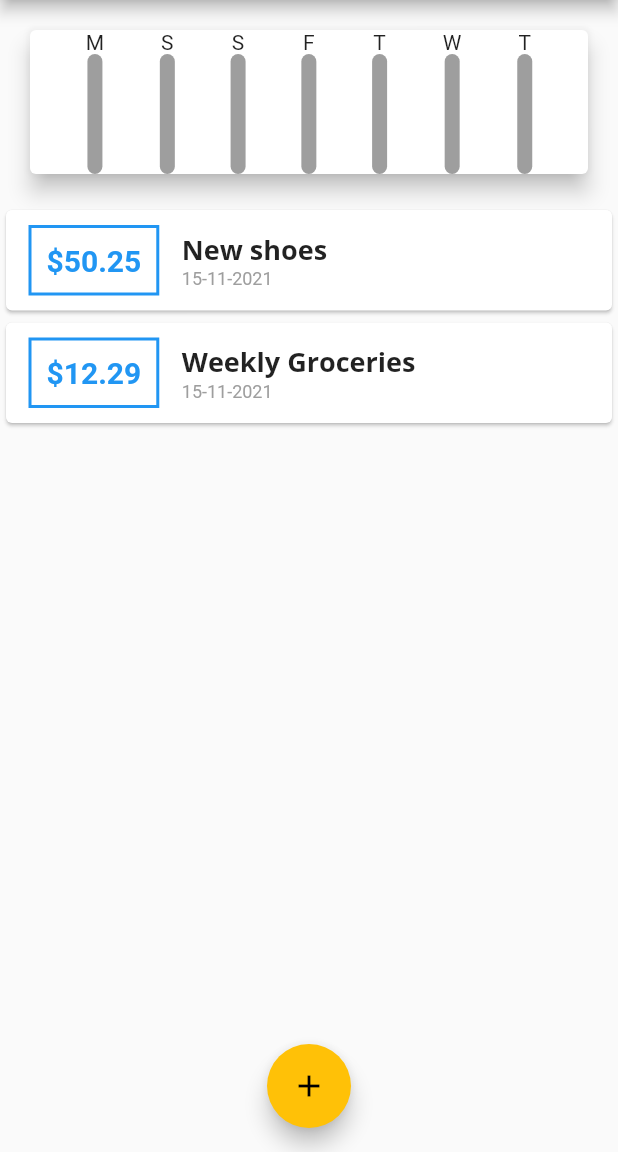
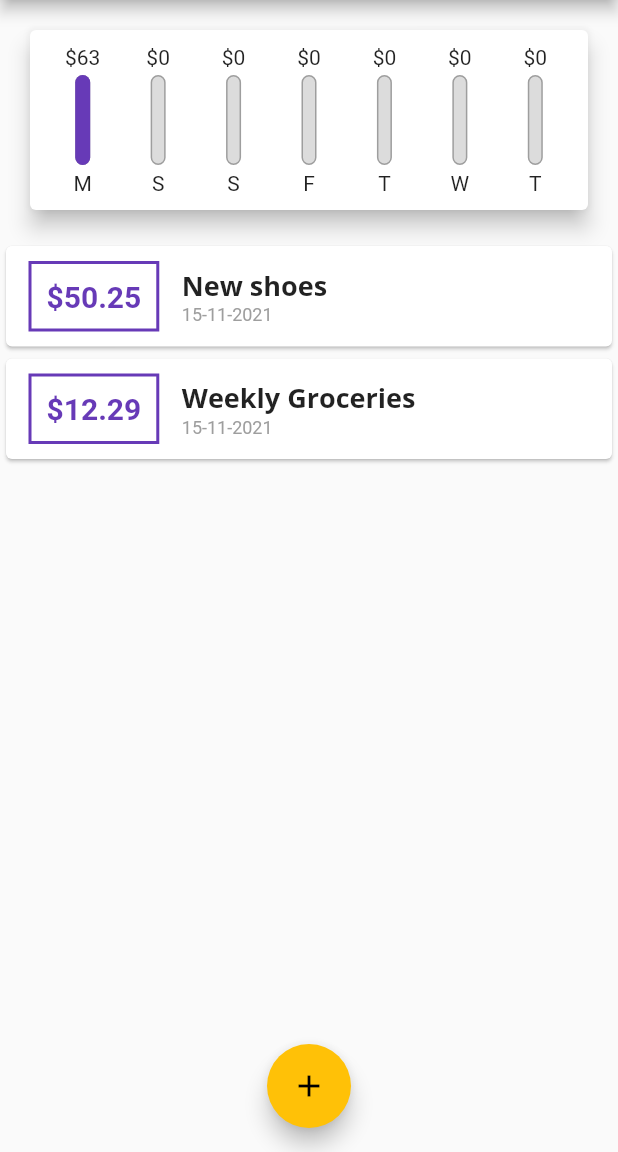
Before and after one commit to PratikJH153/Personal-Expenses-App, a Flutter app: the screen it shows after launch, on a phone screen of 412 x 824 dp, the part 84-1236 px from its top. Run offline on Flutter 3.47's test engine with Material 2 defaults, Android fonts, the phone set to English and light mode, and no system bars.

Commit message:
Done with Chart functionality

```diff
--- a/lib/main.dart
+++ b/lib/main.dart
@@ -15,6 +15,7 @@ class MyApp extends StatelessWidget {
       debugShowCheckedModeBanner: false,
       title: "Personal Expenses App",
       theme: ThemeData(
+        primarySwatch: Colors.deepPurple,
         colorScheme: ColorScheme.fromSwatch(
           accentColor: Colors.amber,
           primarySwatch: Colors.deepPurple,
--- a/lib/widgets/chart.dart
+++ b/lib/widgets/chart.dart
@@ -28,23 +28,38 @@ class Chart extends StatelessWidget {
     });
   }
 
+  double get totalspending {
+    return groupedTransactionValues.fold(
+      0.0,
+      (sum, item) => sum + (item['amount'] as double),
+    );
+  }
+
   @override
   Widget build(BuildContext context) {
     return Card(
       elevation: 6,
       margin: const EdgeInsets.all(20),
+      child: Padding(
+        padding: const EdgeInsets.all(10.0),
         child: Row(
           mainAxisAlignment: MainAxisAlignment.spaceEvenly,
           children: groupedTransactionValues
               .map(
-              (tx) => ChartBar(
+                (tx) => Flexible(
+                  fit: FlexFit.tight,
+                  child: ChartBar(
                     label: tx['day'].toString(),
-                spendingAmount: double.parse(tx['amount'].toString()),
-                spendingPercentOfTotal: 1,
+                    spendingAmount: (tx['amount'] as double),
+                    spendingPercentOfTotal: totalspending == 0.0
+                        ? 0.0
+                        : (tx['amount'] as double) / totalspending,
+                  ),
                 ),
               )
               .toList(),
         ),
+      ),
     );
   }
 }
--- a/lib/widgets/chart_bar.dart
+++ b/lib/widgets/chart_bar.dart
@@ -15,15 +15,43 @@ class ChartBar extends StatelessWidget {
   Widget build(BuildContext context) {
     return Column(
       children: [
-        Text(label),
-        Container(
-          height: 80,
+        FittedBox(
+          child: Text("\$${spendingAmount.toStringAsFixed(0)}"),
+        ),
+        const SizedBox(
+          height: 4,
+        ),
+        SizedBox(
+          height: 60,
           width: 10,
-          decoration: BoxDecoration(
-            borderRadius: BorderRadius.circular(20),
-            color: Colors.grey,
+          child: Stack(
+            children: [
+              Container(
+                decoration: BoxDecoration(
+                  border: Border.all(
+                    width: 1,
+                    color: Colors.grey,
+                  ),
+                  color: const Color.fromRGBO(220, 220, 220, 1),
+                  borderRadius: BorderRadius.circular(20),
+                ),
+              ),
+              FractionallySizedBox(
+                heightFactor: spendingPercentOfTotal,
+                child: Container(
+                  decoration: BoxDecoration(
+                    color: Theme.of(context).primaryColor,
+                    borderRadius: BorderRadius.circular(20),
+                  ),
+                ),
+              ),
+            ],
           ),
         ),
+        const SizedBox(
+          height: 4,
+        ),
+        Text(label),
       ],
     );
   }
```
Lines whose indentation alone changed are shown as unchanged.
